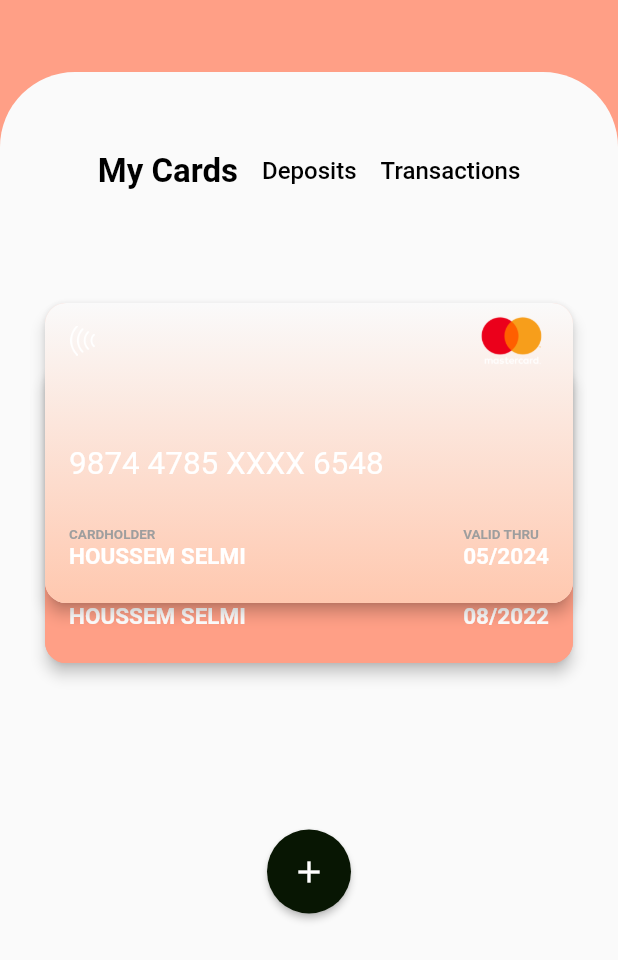
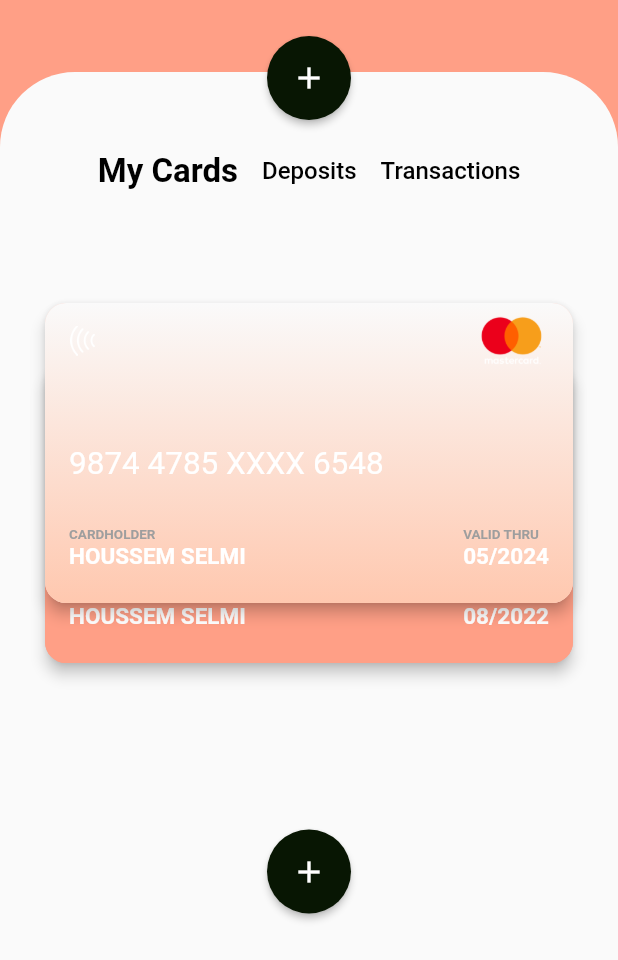
Before and after one commit to Akib7/finance-mobile-app, a Flutter app: the CreditCardPageWithCreditCard screen opened directly, on a phone screen of 412 x 824 dp. Shown: the top 960 px of the screen. Run offline on Flutter 3.47's test engine with Material 2 defaults, Android fonts, the phone set to English and light mode, and no system bars; drawn by our look-alikes of buttons_tabbar; our stand-ins replace cloud_firestore, firebase_auth, firebase_core, get, image_picker, persistent_bottom_nav_bar; accounts and stored records are empty; network calls fail; Roboto replaces fonts that are missing (CourrierPrime).

Commit message:
working with the topUp page

```diff
--- a/lib/screens/credit_card_page_with_creditcard.dart
+++ b/lib/screens/credit_card_page_with_creditcard.dart
@@ -6,12 +6,35 @@ import 'package:flutter/material.dart';
 class CreditCardPageWithCreditCard extends StatelessWidget {
   const CreditCardPageWithCreditCard({Key? key}) : super(key: key);
 
+  Container _buildAddCardButton({
+    required Icon icon,
+    required Color color,
+  }) {
+    return Container(
+      margin: const EdgeInsets.only(top: 24.0),
+      alignment: Alignment.center,
+      child: FloatingActionButton(
+        elevation: 2.0,
+        onPressed: () {
+          print("Add a credit card");
+        },
+        backgroundColor: color,
+        mini: false,
+        child: icon,
+      ),
+    );
+  }
+
   @override
   Widget build(BuildContext context) {
     double width = MediaQuery.of(context).size.width;
     double height = MediaQuery.of(context).size.height;
     return Scaffold(
-        body: Stack(
+        body: SingleChildScrollView(
+      child: Column(
+        mainAxisAlignment: MainAxisAlignment.start,
+        children: [
+          Stack(
             children: [
               Container(
                 color: login_color,
@@ -26,7 +49,8 @@ class CreditCardPageWithCreditCard extends StatelessWidget {
                   decoration: BoxDecoration(
                     color: Theme.of(context).scaffoldBackgroundColor,
                     borderRadius: const BorderRadius.only(
-                  topLeft: Radius.circular(50), topRight: Radius.circular(50)),
+                        topLeft: Radius.circular(50),
+                        topRight: Radius.circular(50)),
                   ),
                   child: const Padding(
                     padding: EdgeInsets.all(18.0),
@@ -34,7 +58,16 @@ class CreditCardPageWithCreditCard extends StatelessWidget {
                   ),
                 ),
               ),
+              _buildAddCardButton(
+                icon: const Icon(
+                  Icons.add,
+                ),
+                color: const Color(0xFF081603),
+              )
             ],
+          ),
+        ],
+      ),
     ));
   }
 }
```
Lines whose indentation alone changed are shown as unchanged.
